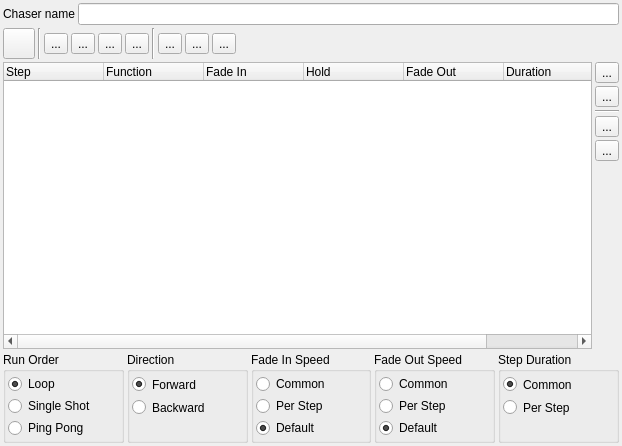
The window that ui/src/chasereditor.ui (mcallegari/qlcplus) describes before a commit, drawn with Qt 5.
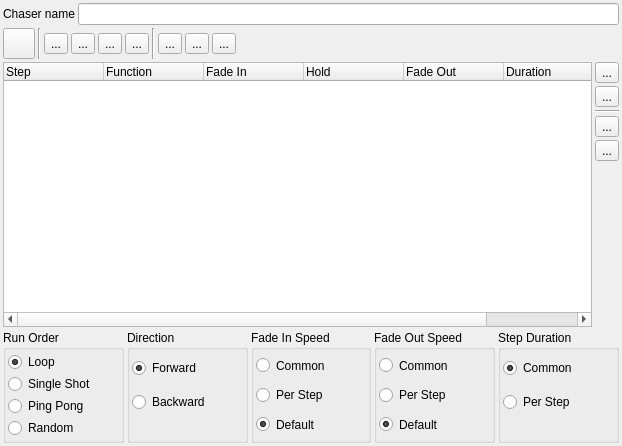
The same window after the commit. Icons and pictures are not drawn.

Commit message: NEW: Random order for chasers

The edit to the form file:
```diff
--- a/ui/src/chasereditor.ui
+++ b/ui/src/chasereditor.ui
@@ -216,6 +216,16 @@
           </property>
          </widget>
         </item>
+        <item row="3" column="0">
+         <widget class="QRadioButton" name="m_random">
+          <property name="toolTip">
+           <string>Execute steps in random order</string>
+          </property>
+          <property name="text">
+           <string>Random</string>
+          </property>
+         </widget>
+        </item>
        </layout>
       </widget>
      </item>
```
Left out of the diff: 66 changed lines with no effect on the pictures. The commit also changes 10 other files.
